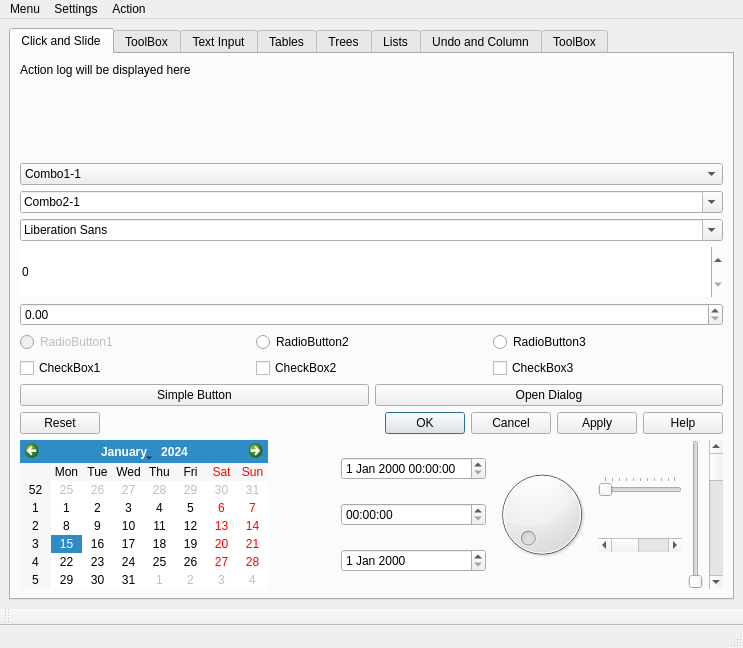
lildannita/QtAda, file examples/simple_qt_widget_example/mainwindow.ui: the form before one commit.
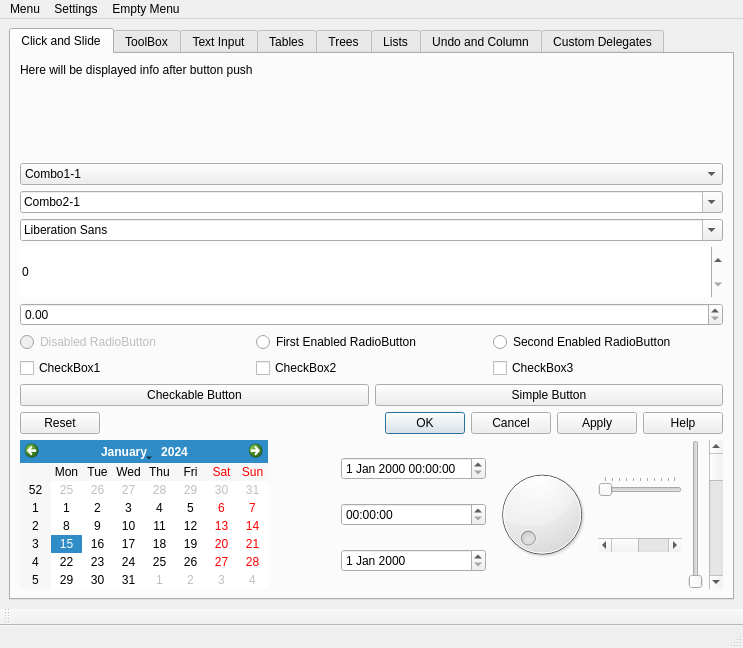
The form after the commit.

Commit message:
simple_qt_widget_example: подготовлен для автотестов + более-менее навел в нем порядок
Практически все важные действия в этом тестовом приложении автоматически воспроизводятся,
без вмешательства пользователя. Это будет очень полезно для проверки генерируемых сценариев,
которую я собираюсь запихнуть в CI/CD. Для такого поведения необходимо указать флаг `--auto-record`.

Дополнительно: поубирал лишнее и переименовал компоненты GUI во всем simple_qt_widget_example.

Patch:
```diff
--- a/examples/simple_qt_widget_example/mainwindow.ui
+++ b/examples/simple_qt_widget_example/mainwindow.ui
@@ -36,7 +36,7 @@
           <item>
            <widget class="QLabel" name="label">
             <property name="text">
-             <string>Action log will be displayed here</string>
+             <string>Here will be displayed info after button push</string>
             </property>
            </widget>
           </item>
@@ -155,21 +155,21 @@
                    <bool>false</bool>
                   </property>
                   <property name="text">
-                   <string>RadioButton1</string>
+                   <string>Disabled RadioButton</string>
                   </property>
                  </widget>
                 </item>
                 <item>
                  <widget class="QRadioButton" name="radioButton">
                   <property name="text">
-                   <string>RadioButton2</string>
+                   <string>First Enabled RadioButton</string>
                   </property>
                  </widget>
                 </item>
                 <item>
                  <widget class="QRadioButton" name="radioButton_2">
                   <property name="text">
-                   <string>RadioButton3</string>
+                   <string>Second Enabled RadioButton</string>
                   </property>
                  </widget>
                 </item>
@@ -212,7 +212,7 @@
                 <item>
                  <widget class="QPushButton" name="pushButton">
                   <property name="text">
-                   <string>Simple Button</string>
+                   <string>Checkable Button</string>
                   </property>
                   <property name="checkable">
                    <bool>true</bool>
@@ -222,7 +222,7 @@
                 <item>
                  <widget class="QPushButton" name="pushButton_2">
                   <property name="text">
-                   <string>Open Dialog</string>
+                   <string>Simple Button</string>
                   </property>
                  </widget>
                 </item>
@@ -710,7 +710,7 @@
       </widget>
       <widget class="QWidget" name="tab_8">
        <attribute name="title">
-        <string>ToolBox</string>
+        <string>Custom Delegates</string>
        </attribute>
        <layout class="QGridLayout" name="gridLayout_2">
         <item row="0" column="0">
@@ -767,7 +767,7 @@
    </widget>
    <widget class="QMenu" name="menuAction">
     <property name="title">
-     <string>Action</string>
+     <string>Empty Menu</string>
     </property>
    </widget>
    <addaction name="menuMenu"/>
```
Left out of the diff: 69 changed lines with no effect on the pictures. The commit also changes 8 other files.
